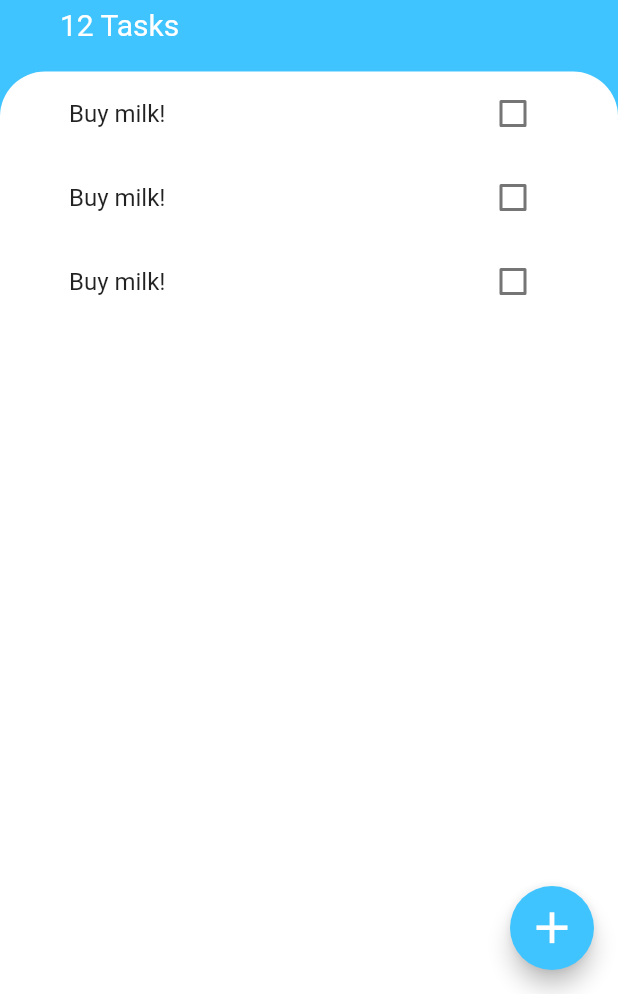
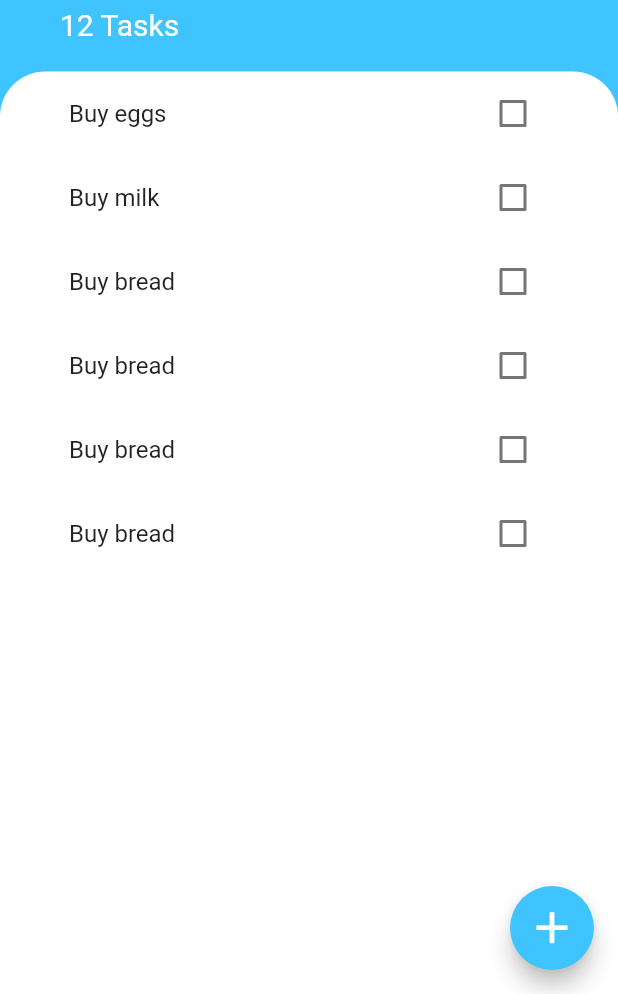
Before and after one commit to AdelAskri/Todo, a Flutter app: the screen it shows after launch, on a phone screen of 412 x 824 dp, the part 242-1236 px from its top. Run offline on Flutter 3.47's test engine with Material 2 defaults, Android fonts, the phone set to English and light mode, and no system bars.

Commit message:
Dynamic list

```diff
--- /dev/null
+++ b/todoey/lib/models/task.dart
@@ -0,0 +1,10 @@
+class Task {
+  final String label;
+  bool isChecked;
+
+  Task({required this.label, this.isChecked=false});
+
+  void toggleChecked() {
+    isChecked = !isChecked;
+  }
+}
--- a/todoey/lib/widgets/task_tile.dart
+++ b/todoey/lib/widgets/task_tile.dart
@@ -1,40 +1,22 @@
 import 'package:flutter/material.dart';
+import 'package:todoey/constants.dart';
 
-class TaskTile extends StatefulWidget {
-  @override
-  _TaskTileState createState() => _TaskTileState();
-}
+class TaskTile extends StatelessWidget {
+  final isChecked;
+  final function;
+  final label;
 
-class _TaskTileState extends State<TaskTile> {
-  bool isChecked = false;
+  TaskTile({this.isChecked, this.function, this.label});
 
   @override
   Widget build(BuildContext context) {
     return ListTile(
-      title: Text('Buy milk!'),
-      trailing: TaskCheckbox(
-        isChecked: isChecked,
-        function: (bool? checkboxState) {
-          setState(() {
-            isChecked = checkboxState!;
-          });
-        },
+      title: Text(label),
+      trailing: Checkbox(
+        activeColor: kPrimaryColor,
+        value: isChecked,
+        onChanged: function,
       ),
     );
   }
 }
-
-class TaskCheckbox extends StatelessWidget {
-  final isChecked;
-  final function;
-
-  TaskCheckbox({this.isChecked, this.function});
-
-  @override
-  Widget build(BuildContext context) {
-    return Checkbox(
-      value: isChecked,
-      onChanged: function,
-    );
-  }
-}
--- a/todoey/lib/widgets/tasks_list.dart
+++ b/todoey/lib/widgets/tasks_list.dart
@@ -1,15 +1,37 @@
 import 'package:flutter/material.dart';
+import 'package:todoey/models/task.dart';
 import 'task_tile.dart';
 
-class TasksList extends StatelessWidget {
+class TasksList extends StatefulWidget {
+  @override
+  _TasksListState createState() => _TasksListState();
+}
+
+class _TasksListState extends State<TasksList> {
+  List<Task> tasks = [
+    Task(label: 'Buy eggs'),
+    Task(label: 'Buy milk'),
+    Task(label: 'Buy bread'),
+    Task(label: 'Buy bread'),
+    Task(label: 'Buy bread'),
+    Task(label: 'Buy bread'),
+  ];
+
   @override
   Widget build(BuildContext context) {
-    return ListView(
-      children: [
-        TaskTile(),
-        TaskTile(),
-        TaskTile(),
-      ],
+    return ListView.builder(
+      itemCount: tasks.length,
+      itemBuilder: (context, index) {
+        return TaskTile(
+          function: (checkboxState) {
+            setState(() {
+              tasks[index].toggleChecked();
+            });
+          },
+          isChecked: tasks[index].isChecked,
+          label: tasks[index].label,
+        );
+      },
     );
   }
 }
```
